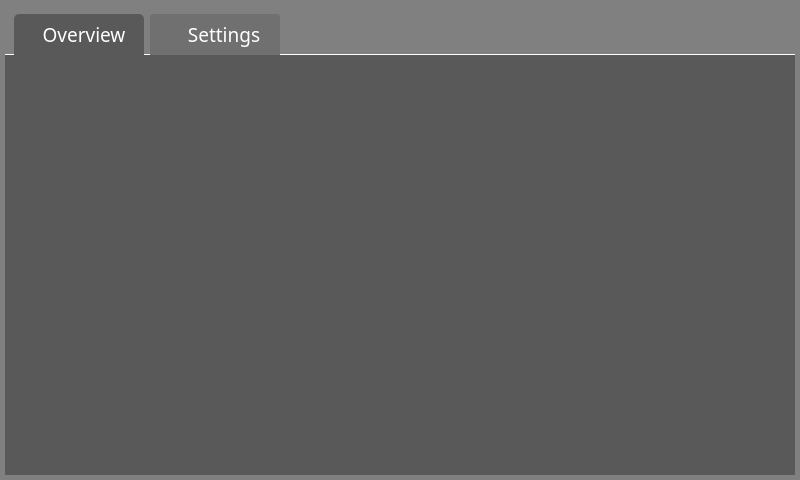
Before: the Qt Designer form ui/main.ui in samissa730/NexusRFIDReader_Git, drawn with Qt 5.
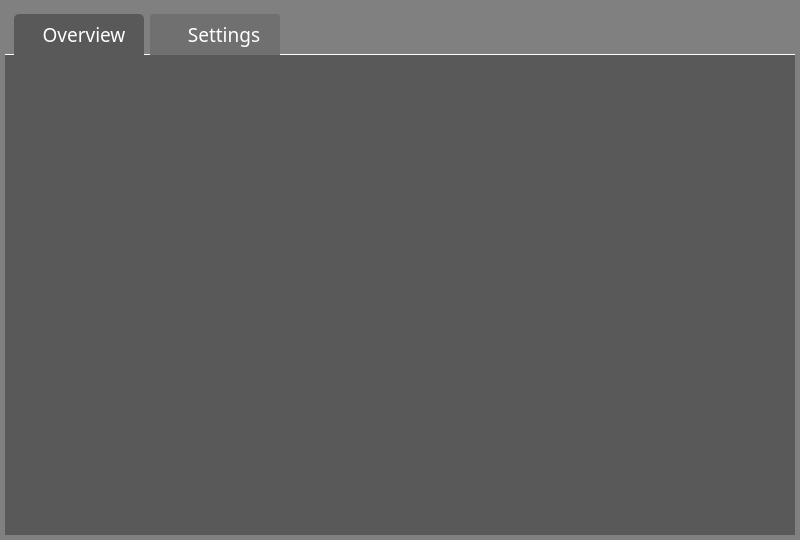
After: the same form once the commit is applied. Icons and pictures are not drawn.

Commit message: Update UI dimensions and layout for main, overview, and settings screens to improve user experience.

The edit to the form file:
```diff
--- a/ui/main.ui
+++ b/ui/main.ui
@@ -7,7 +7,7 @@
     <x>0</x>
     <y>0</y>
     <width>800</width>
-    <height>480</height>
+    <height>540</height>
    </rect>
   </property>
   <property name="windowTitle">
@@ -17,13 +17,13 @@
    <property name="minimumSize">
     <size>
      <width>800</width>
-     <height>480</height>
+     <height>540</height>
     </size>
    </property>
    <property name="maximumSize">
     <size>
      <width>800</width>
-     <height>480</height>
+     <height>540</height>
     </size>
    </property>
    <property name="styleSheet">
```
The commit also changes 5 other files.
